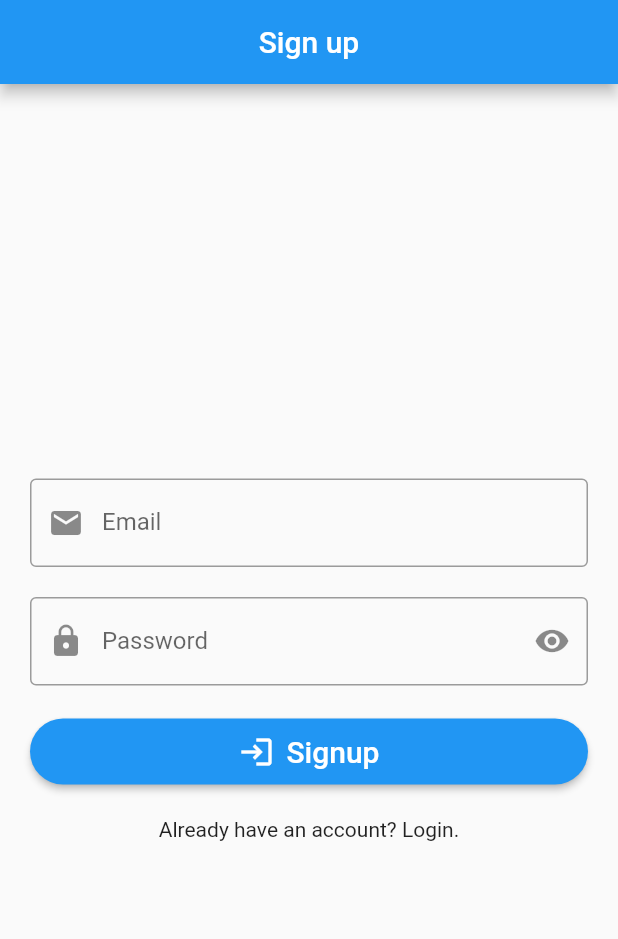
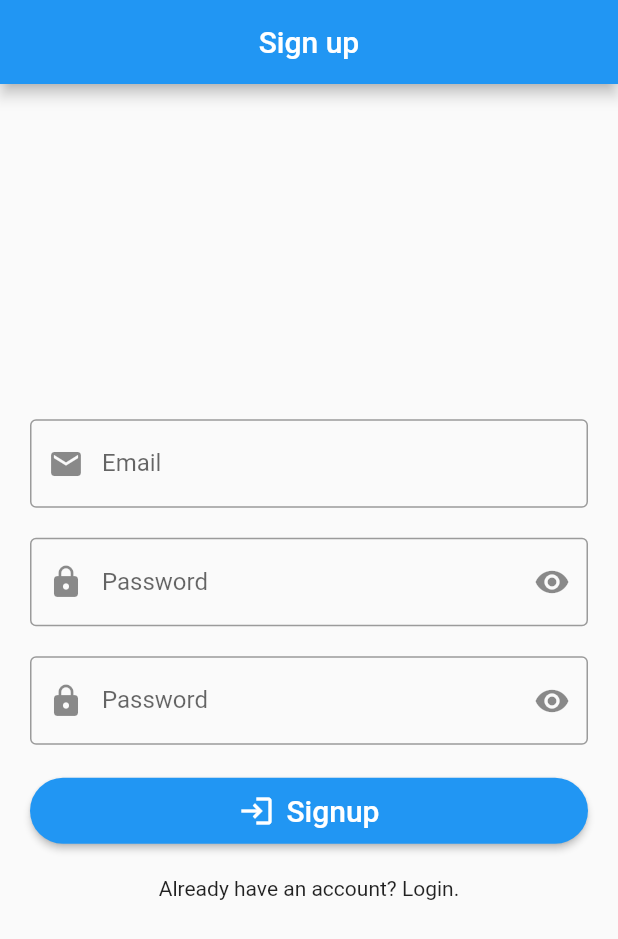
Before and after one commit to ShriaB/riverpod-mvvm-login, a Flutter app: the screen it shows after launch, after a tap on "Login", after a tap on "Do not have an account? Sign Up.", on a phone screen of 412 x 824 dp. Shown: the top 939 px of the screen. Run offline on Flutter 3.47's test engine with Material 2 defaults, Android fonts, the phone set to English and light mode, and no system bars; our stand-ins replace flutter_riverpod, flutter_spinkit, shared_preferences.

Commit message:
Session Management and Code documentation

```diff
--- a/lib/utils/validators.dart
+++ b/lib/utils/validators.dart
@@ -15,4 +15,10 @@ class Validators {
     if (password.length < 6) return false;
     return true;
   }
+
+  /// Takes the password and confirm password
+  /// Returns whether they match or not
+  static bool isConfirmPasswordValid(String password, String confirmPassword) {
+    return (password == confirmPassword);
+  }
 }
--- a/lib/view/screens/loading_view.dart
+++ b/lib/view/screens/loading_view.dart
@@ -12,26 +12,26 @@ class LoadingView extends ConsumerStatefulWidget {
 }
 
 class _LoadingViewState extends ConsumerState<LoadingView> {
-  /// Checks if user is already logged in using UserViewModel
-  /// If user logged in then redirects to home page
-  /// Else goes to login page with a delay of 2 seconds
+  /// Checks if user is logged in
+  /// If user logged in redirects to home screen
+  /// Else to login screen
   Future<void> isUserLoggedIn() async {
-    var userViewModel = ref.read(userViewModelProvider);
-    bool isUserLoggedIn = await userViewModel.getUser();
-
-    Future.delayed(const Duration(seconds: 2));
-
+    await Future.delayed(const Duration(seconds: 2));
+    ref.watch(getUserProvider.future).then((value) {
       if (context.mounted) {
-      if (isUserLoggedIn) {
+        if (value) {
           Navigator.of(context).pushReplacementNamed(RouteNames.home);
         } else {
           Navigator.of(context).pushReplacementNamed(RouteNames.login);
         }
       }
+    });
   }
 
   @override
   void initState() {
+    /// We can call async functions only in the initState function not in the build function
+    /// And the function should be called before super.initState()
     isUserLoggedIn();
     super.initState();
   }
@@ -41,11 +41,9 @@ class _LoadingViewState extends ConsumerState<LoadingView> {
     /// While it checks if user is logged in or not a spinner is displayed
     return const Scaffold(
         body: Center(
-        child: SpinKitFoldingCube(
+            child: SpinKitFadingCube(
       color: Colors.blue,
       size: 50.0,
-        ),
-      ),
-    );
+    )));
   }
 }
--- a/lib/view/screens/login_view.dart
+++ b/lib/view/screens/login_view.dart
@@ -25,20 +25,19 @@ class _LoginViewState extends ConsumerState<LoginView> {
   final FocusNode _emailFocusNode = FocusNode();
   final FocusNode _passwordFocusNode = FocusNode();
 
+  /// Validation could be achieved using setState() as these are not shared variable
+  /// But for practice used StateProvider
   final _isEmailValid = StateProvider<bool>((ref) => true);
   final _isPasswordValid = StateProvider<bool>((ref) => true);
   final _obscurePassword = StateProvider<bool>((ref) => true);
 
-  /// Checks if email and password have a valid format
-  /// If not valid then display error messages
-  /// If valid then calls the login() of viewModel
-  /// If request is successful then navigates to Home screen
-  /// Else displays snackbars to give feedback to the user that request failed
   void login() async {
     print("In login");
     String email = _emailController.text;
     String password = _passwordController.text;
 
+    /// Checks if email and password have a valid format
+    /// /// If not valid then display error messages automatically due to changed state
     ref
         .read(_isEmailValid.notifier)
         .update((state) => Validators.isEmailFormatValid(email));
@@ -46,18 +45,17 @@ class _LoginViewState extends ConsumerState<LoginView> {
         .read(_isPasswordValid.notifier)
         .update((state) => Validators.isPasswordValid(password));
 
+    /// If valid then calls the login() of viewModel
     if (ref.read(_isEmailValid) && ref.read(_isPasswordValid)) {
-      Map<String, String> data = {
-        "email": _emailController.text,
-        "password": _passwordController.text
-      };
+      Map<String, String> data = {"email": email, "password": password};
 
       ref.watch(loginDataProvider(data).future).then((value) {
-        print("In login data: $value");
+        /// If request is successful then navigates to Home screen
         if (context.mounted) {
           Navigator.pushReplacementNamed(context, RouteNames.home);
         }
       }).onError((error, stackTrace) {
+        /// Else displays snackbars to give feedback to the user that request failed
         if (error is UnauthorisedException) {
           Utils.showRedSnackBar(context,
               "Incorrect credentials! Please enter valid credentials.");
@@ -90,8 +88,6 @@ class _LoginViewState extends ConsumerState<LoginView> {
             crossAxisAlignment: CrossAxisAlignment.stretch,
             children: [
               /// Email text field
-
-              /// Listening to [_isEmailValid] for displaying error messages
               TextFormField(
                 controller: _emailController,
                 focusNode: _emailFocusNode,
@@ -103,6 +99,8 @@ class _LoginViewState extends ConsumerState<LoginView> {
                     border: textInputDecorationBorder,
                     labelText: "Email",
                     prefixIcon: const Icon(Icons.email),
+
+                    /// Listening to [_isEmailValid] for displaying error messages
                     errorText: ref.watch(_isEmailValid)
                         ? null
                         : "Please enter a valid email address: example@domain.com"),
@@ -114,8 +112,6 @@ class _LoginViewState extends ConsumerState<LoginView> {
               ),
 
               /// Password text field
-              /// Listening to [_obscurePassword] for hidding and showing the password
-
               TextFormField(
                 controller: _passwordController,
                 focusNode: _passwordFocusNode,
@@ -129,10 +125,14 @@ class _LoginViewState extends ConsumerState<LoginView> {
                           .read(_obscurePassword.notifier)
                           .update((state) => !state);
                     },
+
+                    /// Listening to [_obscurePassword] for hidding and showing the password
                     child: (ref.watch(_obscurePassword))
                         ? const Icon(Icons.visibility)
                         : const Icon(Icons.visibility_off),
                   ),
+
+                  /// Listening to [_isPasswordValid] for displaying error message
                   errorText: ref.watch(_isPasswordValid)
                       ? null
                       : "Password should contain atleat 6 characters",
@@ -148,7 +148,6 @@ class _LoginViewState extends ConsumerState<LoginView> {
               ElevatedButton.icon(
                   style: textButtonStyle,
                   onPressed: () {
-                    print("Button pressed");
                     login();
                   },
                   icon: const Icon(
--- a/lib/view/screens/signup_view.dart
+++ b/lib/view/screens/signup_view.dart
@@ -20,24 +20,24 @@ class _SignUpViewState extends ConsumerState<SignUpView> {
   /// TextEditingControllers for TextFormFields
   final TextEditingController _emailController = TextEditingController();
   final TextEditingController _passwordController = TextEditingController();
+  final TextEditingController _confirmPasswordController =
+      TextEditingController();
 
   /// Focus nodes for TextFormFields
   final FocusNode _emailFocusNode = FocusNode();
   final FocusNode _passwordFocusNode = FocusNode();
+  final FocusNode _confirmPasswordFocusNode = FocusNode();
 
   final _isEmailValid = StateProvider<bool>((ref) => true);
   final _isPasswordValid = StateProvider<bool>((ref) => true);
+  final _isConfirmPasswordValid = StateProvider<bool>((ref) => true);
   final _obscurePassword = StateProvider<bool>((ref) => true);
+  final _obscureConfirmPassword = StateProvider<bool>((ref) => true);
 
-  /// Checks if email and password have a valid format
-  /// If not valid then display error messages
-  /// If valid then calls the login() of viewModel
-  /// If request is successful then navigates to Home screen
-  /// Else displays snackbars to give feedback to the user that request failed
   void signup() async {
-    print("In login");
     String email = _emailController.text;
     String password = _passwordController.text;
+    String confirmPassword = _confirmPasswordController.text;
 
     ref
         .read(_isEmailValid.notifier)
@@ -46,22 +46,25 @@ class _SignUpViewState extends ConsumerState<SignUpView> {
         .read(_isPasswordValid.notifier)
         .update((state) => Validators.isPasswordValid(password));
 
-    if (ref.read(_isEmailValid) && ref.read(_isPasswordValid)) {
-      Map<String, String> data = {
-        "email": _emailController.text,
-        "password": _passwordController.text
-      };
+    ref.read(_isConfirmPasswordValid.notifier).update((state) =>
+        Validators.isConfirmPasswordValid(password, confirmPassword));
 
-      ref.watch(loginDataProvider(data).future).then((value) {
-        print("In login data: $value");
+    /// Checks if email and password have a valid format and if confirm password matches password
+    /// If not valid then display error messages automatically due to changed state
+    if (ref.read(_isEmailValid) &&
+        ref.read(_isPasswordValid) &&
+        ref.read(_isConfirmPasswordValid)) {
+      Map<String, String> data = {"email": email, "password": password};
+
+      /// If valid then calls the signup() of viewModel
+      ref.watch(signupDataProvider(data).future).then((value) {
+        /// If request is successful then navigates to Login screen
         if (context.mounted) {
-          Navigator.pushReplacementNamed(context, RouteNames.home);
+          Navigator.pushReplacementNamed(context, RouteNames.login);
         }
       }).onError((error, stackTrace) {
-        if (error is UnauthorisedException) {
-          Utils.showRedSnackBar(context,
-              "Incorrect credentials! Please enter valid credentials.");
-        } else if (error is SocketException) {
+        /// Else displays snackbars to give feedback to the user that request failed
+        if (error is SocketException) {
           Utils.showRedSnackBar(
               context, "You are offline! Please check internet connection.");
         } else {
@@ -90,8 +93,6 @@ class _SignUpViewState extends ConsumerState<SignUpView> {
             crossAxisAlignment: CrossAxisAlignment.stretch,
             children: [
               /// Email text field
-
-              /// Listening to [_isEmailValid] for displaying error messages
               TextFormField(
                 controller: _emailController,
                 focusNode: _emailFocusNode,
@@ -103,6 +104,8 @@ class _SignUpViewState extends ConsumerState<SignUpView> {
                     border: textInputDecorationBorder,
                     labelText: "Email",
                     prefixIcon: const Icon(Icons.email),
+
+                    /// Listening to [_isEmailValid] for displaying error messages
                     errorText: ref.watch(_isEmailValid)
                         ? null
                         : "Please enter a valid email address: example@domain.com"),
@@ -114,8 +117,6 @@ class _SignUpViewState extends ConsumerState<SignUpView> {
               ),
 
               /// Password text field
-              /// Listening to [_obscurePassword] for hidding and showing the password
-
               TextFormField(
                 controller: _passwordController,
                 focusNode: _passwordFocusNode,
@@ -133,10 +134,14 @@ class _SignUpViewState extends ConsumerState<SignUpView> {
                         ? const Icon(Icons.visibility)
                         : const Icon(Icons.visibility_off),
                   ),
+
+                  /// Listening to [_isPasswordValid] for displaying error message in password is invalid
                   errorText: ref.watch(_isPasswordValid)
                       ? null
                       : "Password should contain atleat 6 characters",
                 ),
+
+                /// Listening to [_obscurePassword] for hidding and showing the password
                 obscureText: ref.watch(_obscurePassword),
               ),
 
@@ -144,11 +149,43 @@ class _SignUpViewState extends ConsumerState<SignUpView> {
                 height: 20.0,
               ),
 
-              /// Login Button
+              /// Confirm Password text field
+              TextFormField(
+                controller: _confirmPasswordController,
+                focusNode: _confirmPasswordFocusNode,
+                decoration: InputDecoration(
+                  border: textInputDecorationBorder,
+                  labelText: "Password",
+                  prefixIcon: const Icon(Icons.lock),
+                  suffixIcon: InkWell(
+                    onTap: () {
+                      ref
+                          .read(_obscureConfirmPassword.notifier)
+                          .update((state) => !state);
+                    },
+                    child: (ref.watch(_obscureConfirmPassword))
+                        ? const Icon(Icons.visibility)
+                        : const Icon(Icons.visibility_off),
+                  ),
+
+                  /// Listening to [_isPasswordValid] for displaying error message in password is invalid
+                  errorText: ref.watch(_isConfirmPasswordValid)
+                      ? null
+                      : "Confirm Password should match the password",
+                ),
+
+                /// Listening to [_obscurePassword] for hidding and showing the password
+                obscureText: ref.watch(_obscureConfirmPassword),
+              ),
+
+              const SizedBox(
+                height: 20.0,
+              ),
+
+              /// Signup Button
               ElevatedButton.icon(
                   style: textButtonStyle,
                   onPressed: () {
-                    print("Button pressed");
                     signup();
                   },
                   icon: const Icon(
```
Also changed, not shown: lib/repository/login_repository_impl.dart (+5 -2 lines), lib/view_model/login_view_model.dart (+8 -0 lines), lib/view_model/user_view_model.dart (+9 -0 lines), 1 other file. Lines whose indentation alone changed are shown as unchanged.
